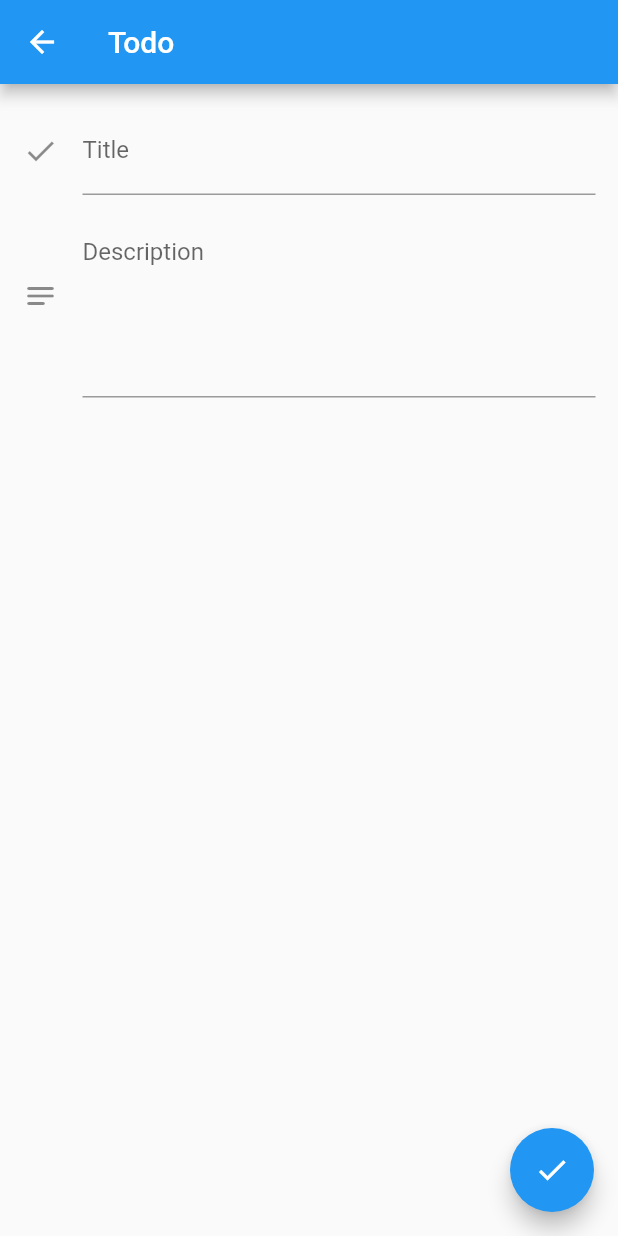
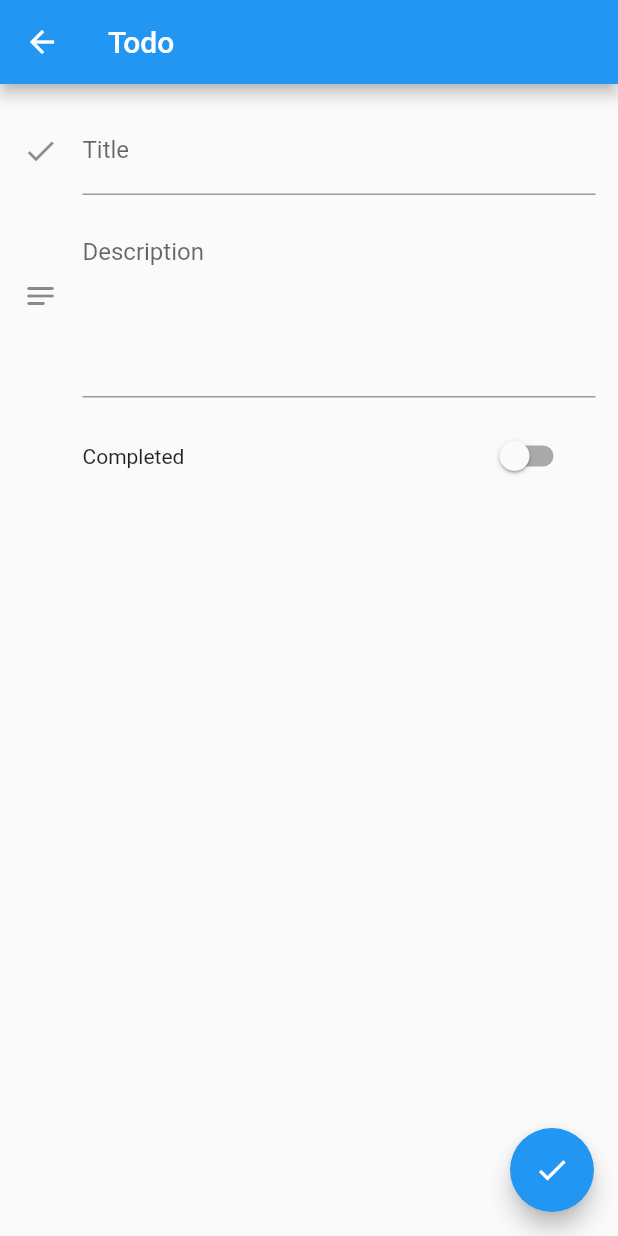
Before and after one commit to rajatroy-dev/snippets, a Flutter app: the screen it shows after launch, after a tap on the "add" icon, on a phone screen of 412 x 824 dp. Run offline on Flutter 3.47's test engine with Material 2 defaults, Android fonts, the phone set to English and light mode, and no system bars; our stand-ins replace bloc, equatable, flutter_bloc, hive_flutter; accounts and stored records are empty.

Commit message:
Flutter: Understanding BLoC

```diff
--- a/flutter/bloc_to_do_app/lib/edit_todo/ui/edit_todo.view.dart
+++ b/flutter/bloc_to_do_app/lib/edit_todo/ui/edit_todo.view.dart
@@ -4,14 +4,20 @@ import 'package:bloc_to_do_app/model/todo.dart';
 import 'package:flutter/material.dart';
 import 'package:flutter_bloc/flutter_bloc.dart';
 
-class EditTodoView extends StatelessWidget {
+class EditTodoView extends StatefulWidget {
   static const routeName = '/add-edit-todo';
 
-  EditTodoView({Key? key}) : super(key: key);
+  const EditTodoView({Key? key}) : super(key: key);
 
+  @override
+  State<EditTodoView> createState() => _EditTodoViewState();
+}
+
+class _EditTodoViewState extends State<EditTodoView> {
   final _formKey = GlobalKey<FormState>();
   final titleController = TextEditingController();
   final descriptionController = TextEditingController();
+  bool switchOn = false;
 
   @override
   Widget build(BuildContext context) {
@@ -60,6 +66,20 @@ class EditTodoView extends StatelessWidget {
                     ),
                     maxLines: 5,
                   ),
+                  Padding(
+                    padding: const EdgeInsets.only(
+                      top: 15.0,
+                      left: 40.0,
+                      right: 15.0,
+                    ),
+                    child: Row(
+                      mainAxisAlignment: MainAxisAlignment.spaceBetween,
+                      children: [
+                        const Text('Completed'),
+                        Switch(value: switchOn, onChanged: handleSwitch),
+                      ],
+                    ),
+                  ),
                 ],
               ),
             ),
@@ -74,10 +94,18 @@ class EditTodoView extends StatelessWidget {
     );
   }
 
+  void handleSwitch(bool value) {
+    print(value);
+    setState(() {
+      switchOn = value;
+    });
+  }
+
   void handleSubmit(BuildContext context) {
     var todo = Todo(
       title: titleController.text,
       description: descriptionController.text,
+      completed: switchOn,
     );
 
     BlocProvider.of<EditTodoBloc>(context).add(EditTodoSubmitted(todo));
--- a/flutter/bloc_to_do_app/lib/find_all_todos/ui/show_all_todos.view.dart
+++ b/flutter/bloc_to_do_app/lib/find_all_todos/ui/show_all_todos.view.dart
@@ -35,7 +35,9 @@ class _ShowAllTodosState extends State<ShowAllTodos> {
               child: CircularProgressIndicator(),
             );
           } else if (state is FindAllTodosSuccess) {
-            return TodoList(todos: state.todos);
+            return state.todos.isNotEmpty
+                ? TodoList(todos: state.todos)
+                : const Center(child: Text('There is nothing to do!'));
           } else if (state is FindAllTodosFailure) {
             return Center(
               child: Text(state.message),
--- a/flutter/bloc_to_do_app/lib/main.dart
+++ b/flutter/bloc_to_do_app/lib/main.dart
@@ -2,13 +2,15 @@
 import 'package:bloc_to_do_app/edit_todo/ui/edit_todo.view.dart';
 import 'package:bloc_to_do_app/find_all_todos/cubit/find_all_todos_cubit.dart';
 import 'package:bloc_to_do_app/find_all_todos/ui/show_all_todos.view.dart';
+import 'package:bloc_to_do_app/model/todo.dart';
 import 'package:flutter/material.dart';
 import 'package:flutter_bloc/flutter_bloc.dart';
 import 'package:hive_flutter/hive_flutter.dart';
 
 void main() async {
   await Hive.initFlutter();
-  await Hive.openBox('todoBox');
+  Hive.registerAdapter(TodoAdapter());
+  await Hive.openBox<Todo>('todoBox');
 
   runApp(const MyApp());
 }
@@ -30,7 +32,7 @@
         ),
         home: const MyHomePage(),
         routes: {
-          EditTodoView.routeName: (context) => EditTodoView(),
+          EditTodoView.routeName: (context) => const EditTodoView(),
         },
       ),
     );
@@ -49,4 +51,10 @@
   Widget build(BuildContext context) {
     return const ShowAllTodos();
   }
+
+  @override
+  void dispose() {
+    Hive.close();
+    super.dispose();
+  }
 }
--- a/flutter/bloc_to_do_app/lib/model/todo.dart
+++ b/flutter/bloc_to_do_app/lib/model/todo.dart
@@ -1,9 +1,9 @@
-import 'package:equatable/equatable.dart';
-import 'package:flutter/cupertino.dart';
+import 'package:hive_flutter/hive_flutter.dart';
 import 'package:uuid/uuid.dart';
+part 'todo.g.dart';
 
-@immutable
-class Todo extends Equatable {
+@HiveType(typeId: 0)
+class Todo extends HiveObject {
   Todo({
     String? id,
     required this.title,
@@ -13,11 +13,21 @@ class Todo extends Equatable {
         description = description ?? "",
         completed = completed ?? false;
 
+  @HiveField(0)
   final String? id;
+
+  @HiveField(1)
   final String title;
+
+  @HiveField(2)
   final String? description;
+
+  @HiveField(3)
   final bool? completed;
 
   @override
-  List<Object?> get props => [id, title, description, completed];
+  String toString() {
+    return 'Todo(id: $id, title: $title, description: $description, '
+        'completed: $completed,)';
+  }
 }
```
Also changed, not shown: flutter/bloc_to_do_app/lib/data/todo_dao.dart (+9 -16 lines), flutter/bloc_to_do_app/lib/model/todo.g.dart (added).
